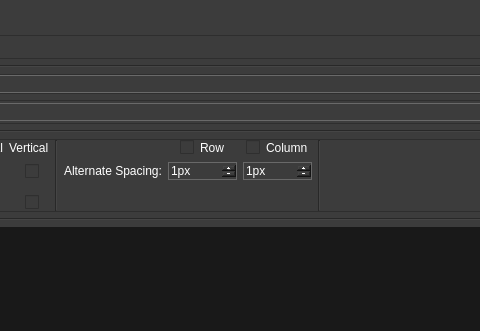
Above: mainwindow.ui from MorganGrundy/MosaicMagnifique before the change; both pictures show x 409 to 889 and y 0 to 331 of the 1080 by 720 pixel window. Below: the same form after it.
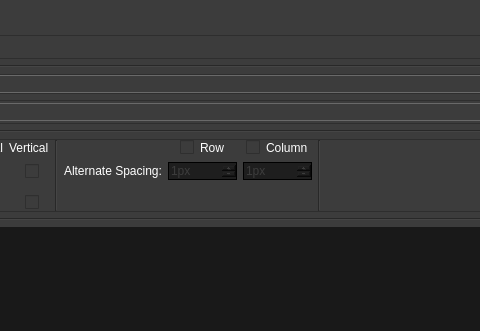
That is the form after the change. Icons and pictures are not drawn. Custom widgets are drawn as their Qt base class.

Commit message: Modified alternate spacing spinbox to be greyed out when disabled.

What changed in the file:
```diff
--- a/mainwindow.ui
+++ b/mainwindow.ui
@@ -517,6 +517,12 @@
              <property name="styleSheet">
               <string notr="true">QSpinBox {
 border: 1px solid dimgray;
+}
+
+QSpinBox:disabled {
+	background-color: rgb(30, 30, 30);
+	color: rgb(60, 60, 60);
+	border-color: rgb(0, 0, 0);
 }</string>
              </property>
              <property name="buttonSymbols">
@@ -655,6 +661,12 @@
              <property name="styleSheet">
               <string notr="true">QSpinBox {
 border: 1px solid dimgray;
+}
+
+QSpinBox:disabled {
+	background-color: rgb(30, 30, 30);
+	color: rgb(60, 60, 60);
+	border-color: rgb(0, 0, 0);
 }</string>
              </property>
              <property name="buttonSymbols">
```
